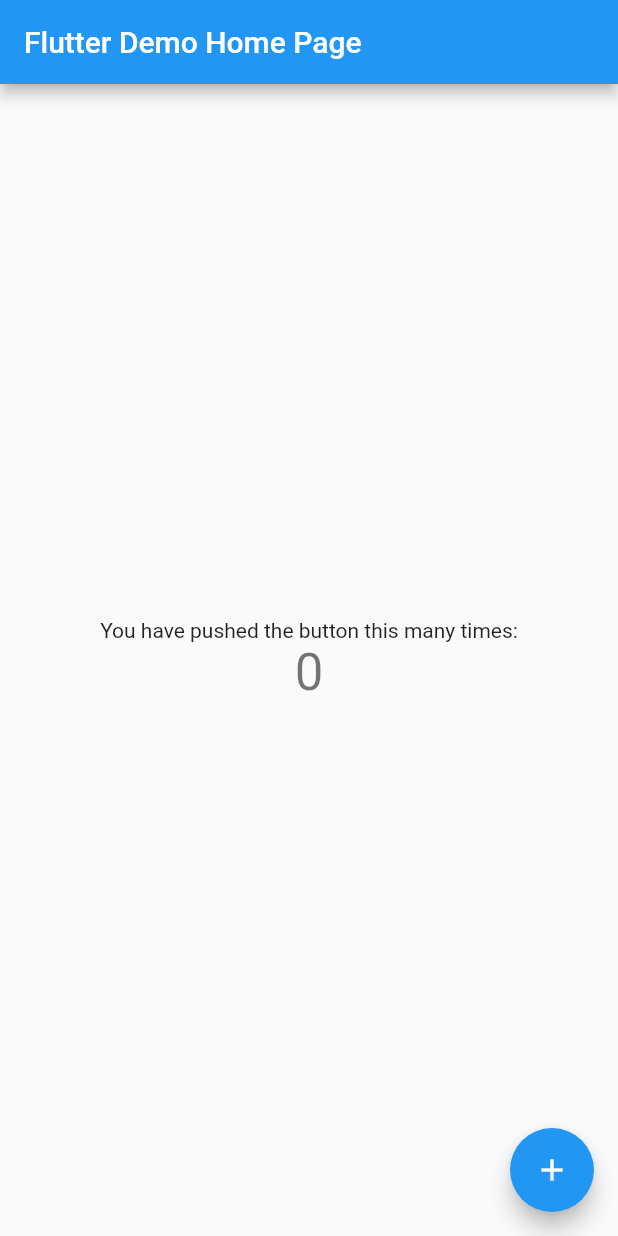
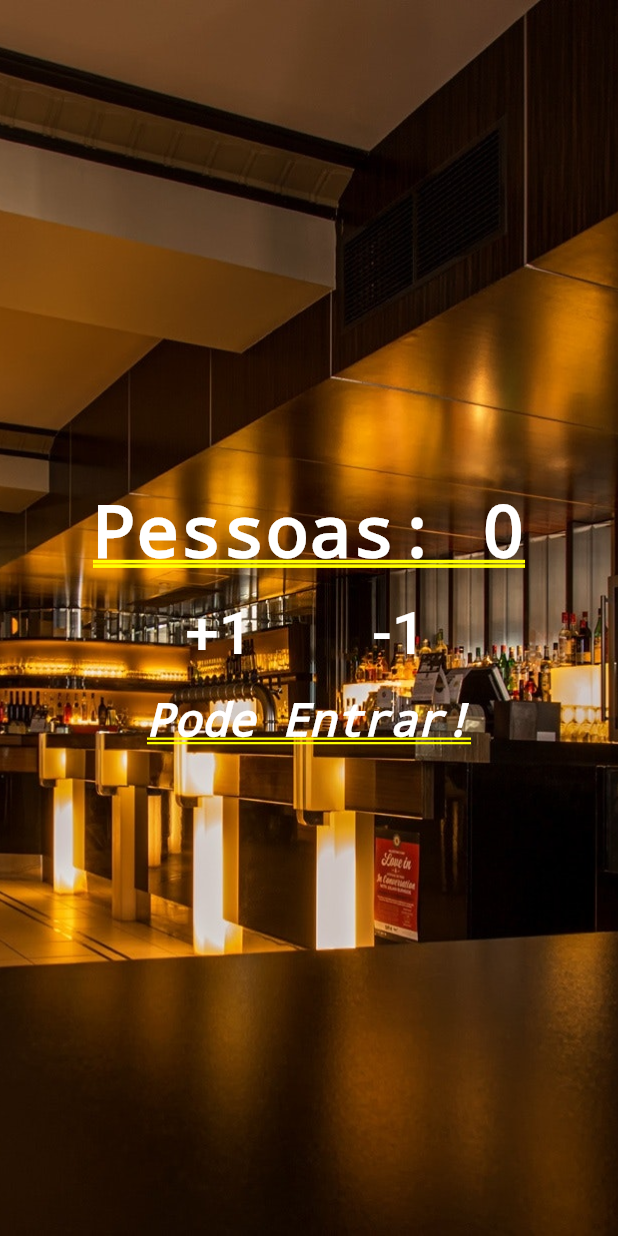
Before and after one commit to LEMSantos/people_counter_flutter, a Flutter app: the screen it shows after launch, on a phone screen of 412 x 824 dp. Run offline on Flutter 3.47's test engine with Material 2 defaults, Android fonts, the phone set to English and light mode, and no system bars.

Commit message:
Add - código da página principal do app

```diff
--- a/lib/main.dart
+++ b/lib/main.dart
@@ -1,111 +1,95 @@
 import 'package:flutter/material.dart';
 
-void main() => runApp(MyApp());
-
-class MyApp extends StatelessWidget {
-  // This widget is the root of your application.
-  @override
-  Widget build(BuildContext context) {
-    return MaterialApp(
-      title: 'Flutter Demo',
-      theme: ThemeData(
-        // This is the theme of your application.
-        //
-        // Try running your application with "flutter run". You'll see the
-        // application has a blue toolbar. Then, without quitting the app, try
-        // changing the primarySwatch below to Colors.green and then invoke
-        // "hot reload" (press "r" in the console where you ran "flutter run",
-        // or simply save your changes to "hot reload" in a Flutter IDE).
-        // Notice that the counter didn't reset back to zero; the application
-        // is not restarted.
-        primarySwatch: Colors.blue,
-      ),
-      home: MyHomePage(title: 'Flutter Demo Home Page'),
-    );
-  }
+void main() {
+  runApp(MaterialApp(
+    title: 'Contador de Pessoas',
+    home: Home(),
+  ));
 }
 
-class MyHomePage extends StatefulWidget {
-  MyHomePage({Key key, this.title}) : super(key: key);
-
-  // This widget is the home page of your application. It is stateful, meaning
-  // that it has a State object (defined below) that contains fields that affect
-  // how it looks.
-
-  // This class is the configuration for the state. It holds the values (in this
-  // case the title) provided by the parent (in this case the App widget) and
-  // used by the build method of the State. Fields in a Widget subclass are
-  // always marked "final".
-
-  final String title;
-
+class Home extends StatefulWidget {
   @override
-  _MyHomePageState createState() => _MyHomePageState();
+  _HomeState createState() => _HomeState();
 }
 
-class _MyHomePageState extends State<MyHomePage> {
-  int _counter = 0;
+class _HomeState extends State<Home> {
+  int _people = 0;
+  String _infoText = 'Pode Entrar!';
 
-  void _incrementCounter() {
+  void _changePeople(delta) {
     setState(() {
-      // This call to setState tells the Flutter framework that something has
-      // changed in this State, which causes it to rerun the build method below
-      // so that the display can reflect the updated values. If we changed
-      // _counter without calling setState(), then the build method would not be
-      // called again, and so nothing would appear to happen.
-      _counter++;
+      _people += delta;
+
+      if (_people < 0) {
+        _infoText = 'Mundo invertido?!';
+      } else if (_people > 10) {
+        _infoText = 'Lotado!';
+      } else {
+        _infoText = 'Pode Entrar!';
+      }
     });
   }
 
   @override
   Widget build(BuildContext context) {
-    // This method is rerun every time setState is called, for instance as done
-    // by the _incrementCounter method above.
-    //
-    // The Flutter framework has been optimized to make rerunning build methods
-    // fast, so that you can just rebuild anything that needs updating rather
-    // than having to individually change instances of widgets.
-    return Scaffold(
-      appBar: AppBar(
-        // Here we take the value from the MyHomePage object that was created by
-        // the App.build method, and use it to set our appbar title.
-        title: Text(widget.title),
-      ),
-      body: Center(
-        // Center is a layout widget. It takes a single child and positions it
-        // in the middle of the parent.
-        child: Column(
-          // Column is also a layout widget. It takes a list of children and
-          // arranges them vertically. By default, it sizes itself to fit its
-          // children horizontally, and tries to be as tall as its parent.
-          //
-          // Invoke "debug painting" (press "p" in the console, choose the
-          // "Toggle Debug Paint" action from the Flutter Inspector in Android
-          // Studio, or the "Toggle Debug Paint" command in Visual Studio Code)
-          // to see the wireframe for each widget.
-          //
-          // Column has various properties to control how it sizes itself and
-          // how it positions its children. Here we use mainAxisAlignment to
-          // center the children vertically; the main axis here is the vertical
-          // axis because Columns are vertical (the cross axis would be
-          // horizontal).
+    return Stack(
+      children: <Widget>[
+        Image.asset(
+          'images/restaurant.jpg',
+          fit: BoxFit.cover,
+          height: 1000,
+        ),
+
+        Column(
           mainAxisAlignment: MainAxisAlignment.center,
-          children: <Widget>[
+          children: <Widget> [
             Text(
-              'You have pushed the button this many times:',
+              'Pessoas: $_people',
+              style: TextStyle(color: Colors.white, fontWeight: FontWeight.bold),
             ),
+
+            Row(
+              mainAxisAlignment: MainAxisAlignment.center,
+              children: <Widget>[
+                Padding(
+                  padding: EdgeInsets.all(16),
+                  child: FlatButton(
+                    onPressed: () {
+                      _changePeople(1);
+                    },
+                    child: Text(
+                      '+1',
+                      style: TextStyle(color: Colors.white, fontSize: 40),
+                    ),
+                  ),
+                ),
+
+                Padding(
+                  padding: EdgeInsets.all(16),
+                  child: FlatButton(
+                    onPressed: () {
+                      _changePeople(-1);
+                    },
+                    child: Text(
+                      '-1',
+                      style: TextStyle(color: Colors.white, fontSize: 40),
+                    ),
+                  ),
+                ),
+              ],
+            ),
+
             Text(
-              '$_counter',
-              style: Theme.of(context).textTheme.display1,
+              _infoText,
+              style: TextStyle(
+                color: Colors.white,
+                fontStyle: FontStyle.italic,
+                fontSize: 30,
+              ),
             ),
           ],
         ),
-      ),
-      floatingActionButton: FloatingActionButton(
-        onPressed: _incrementCounter,
-        tooltip: 'Increment',
-        child: Icon(Icons.add),
-      ), // This trailing comma makes auto-formatting nicer for build methods.
+      ],
     );
   }
 }
```
